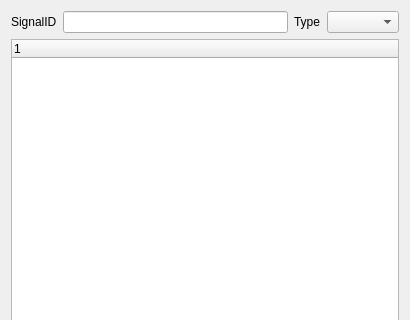
First picture: the form in Monitor/DialogSignalSearch.ui, repository whiteman-kr/u7set, before the edit; both pictures show x 0 to 410 and y 0 to 320 of the 410 by 458 pixel window.
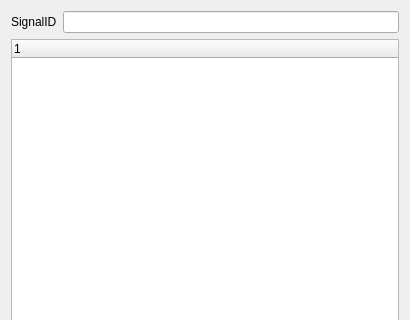
Second picture: the form after the edit.

Commit message: RPCT-768, Monitor: DialogSignalInfo small improvements

Diff of the .ui file:
```diff
--- a/Monitor/DialogSignalSearch.ui
+++ b/Monitor/DialogSignalSearch.ui
@@ -28,16 +28,6 @@
        <item>
         <widget class="QLineEdit" name="editSignalID"/>
        </item>
-       <item>
-        <widget class="QLabel" name="label_2">
-         <property name="text">
-          <string>Type</string>
-         </property>
-        </widget>
-       </item>
-       <item>
-        <widget class="QComboBox" name="comboSignalType"/>
-       </item>
       </layout>
      </item>
      <item>
```
The commit also changes 9 other files.
